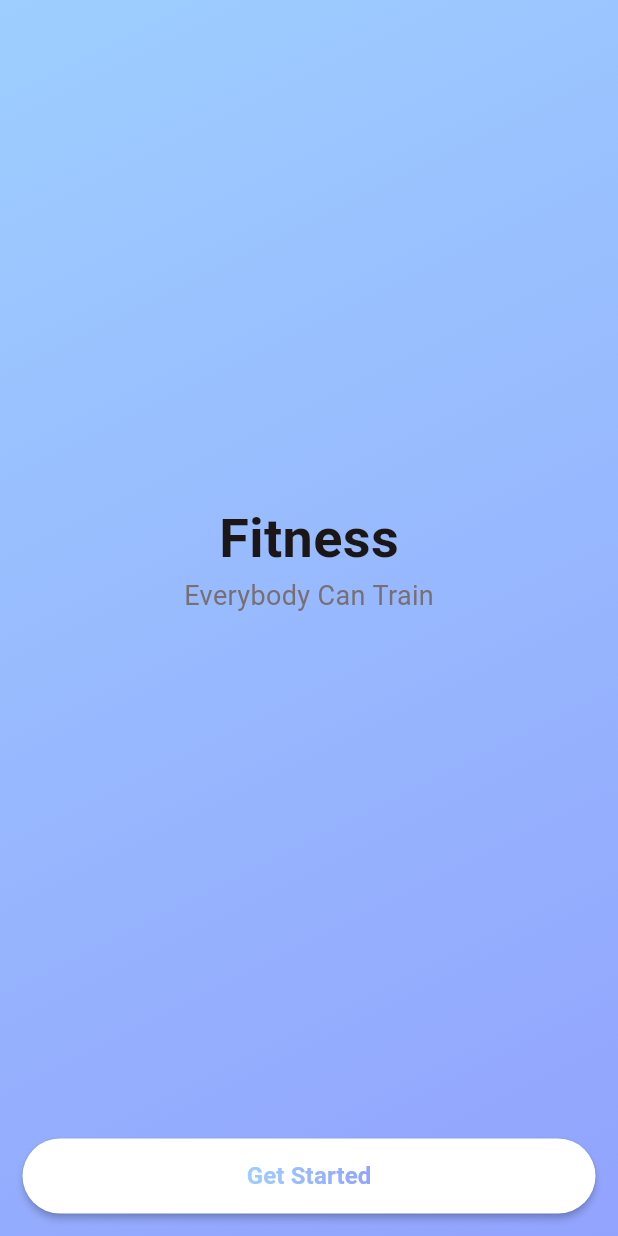
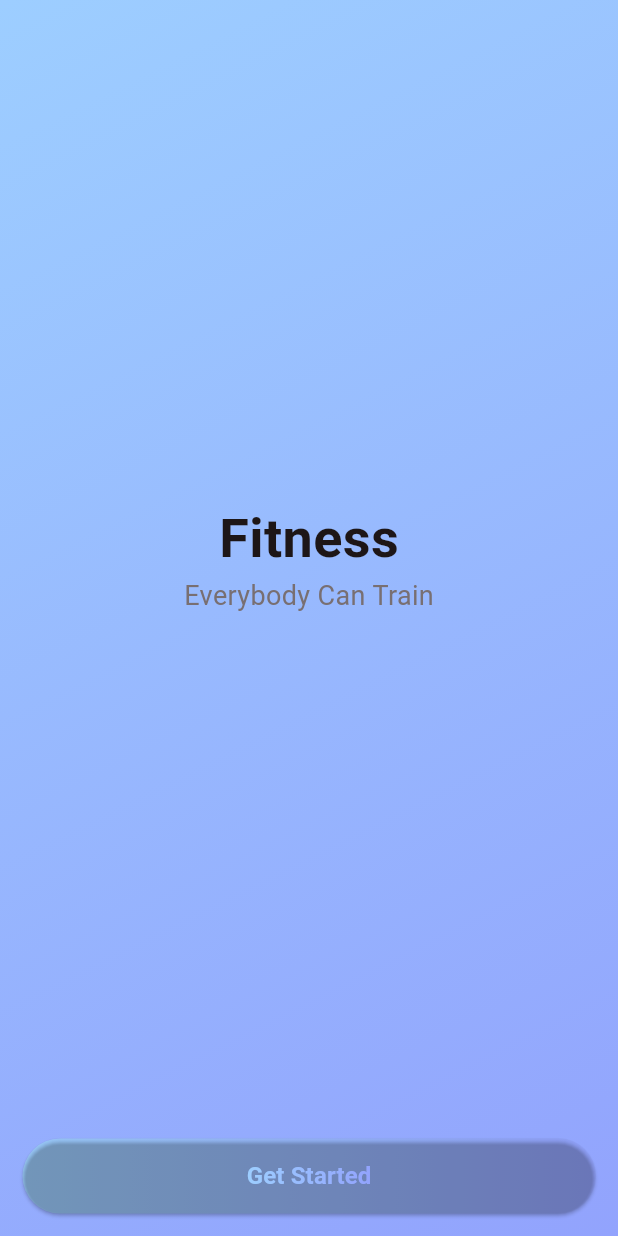
Before and after one commit to Mishva27/FlexFitness, a Flutter app: the screen it shows after launch, on a phone screen of 412 x 824 dp. Run offline on Flutter 3.47's test engine with Material 3 defaults, Android fonts, the phone set to English and light mode, and no system bars; Roboto replaces fonts that are missing (Poppins).

Commit message:
round_button.dart updated

```diff
--- a/lib/common_widget/round_button.dart
+++ b/lib/common_widget/round_button.dart
@@ -1,20 +1,32 @@
 import 'package:flexfitness/common/color_extension.dart';
 import 'package:flutter/material.dart';
 
+enum RoundButtonType{ bgGradient, textGradient}
 class RoundButton extends StatelessWidget {
   final String title;
+  final RoundButtonType type;
   final VoidCallback onPressed;
-  const RoundButton({super.key, required this.title, required this.onPressed});
+  const RoundButton({super.key, required this.title, this.type = RoundButtonType.textGradient, required this.onPressed});
 
   @override
   Widget build(BuildContext context) {
-    return MaterialButton(
+    return Container(
+      decoration: BoxDecoration(
+        gradient: LinearGradient(
+          colors: TColor.primaryG,
+          begin: Alignment.centerLeft,
+          end: Alignment.centerRight),
+          borderRadius: BorderRadius.circular(25),
+      ),
+      child: MaterialButton(
                           onPressed: onPressed,
                           height: 50,
                           shape: RoundedRectangleBorder(borderRadius: BorderRadius.circular(25)),
                           textColor: TColor.primaryColor1,
-                        color: TColor.white,
+                          color: Colors.transparent,//TColor.white,
+                          elevation: type == RoundButtonType.bgGradient ? 0 :1,
                           minWidth: double.maxFinite,
+
                           child: ShaderMask(
                             blendMode: BlendMode.srcIn,
                             shaderCallback: (bounds){
@@ -23,6 +35,7 @@ class RoundButton extends StatelessWidget {
                                 begin: Alignment.centerLeft,
                                 end: Alignment.centerRight).createShader(Rect.fromLTRB(0, 0, bounds.width, bounds.height));
                             },
+
                             child: Text(title,
                             style: TextStyle(
                               color: TColor.primaryColor1,
@@ -30,6 +43,7 @@ class RoundButton extends StatelessWidget {
                               fontWeight: FontWeight.w700)
                             ),
                           ),
+                        ),
     );
   }
 }
--- a/lib/view/on_boarding/started_view.dart
+++ b/lib/view/on_boarding/started_view.dart
@@ -11,6 +11,8 @@ class StartedView extends StatefulWidget {
 }
 
 class _StartedViewState extends State<StartedView> {
+
+  bool isChangeColor = false;
   @override
   Widget build(BuildContext context) {
     var media = MediaQuery.of(context).size;
@@ -24,9 +26,7 @@ class _StartedViewState extends State<StartedView> {
                     begin: Alignment.topLeft,
                     end: Alignment.bottomRight),
           ),
-          child: Stack(
-            alignment: Alignment.center,
-            children: [
+          child:
               Column(
                 mainAxisAlignment: MainAxisAlignment.center,
                 children: [
@@ -56,9 +56,7 @@ class _StartedViewState extends State<StartedView> {
                     ),
                   ),
                 ],
-              )
-            ],
-          ),
+              ),
     ));
   }
 }
```
Lines whose indentation alone changed are shown as unchanged.
